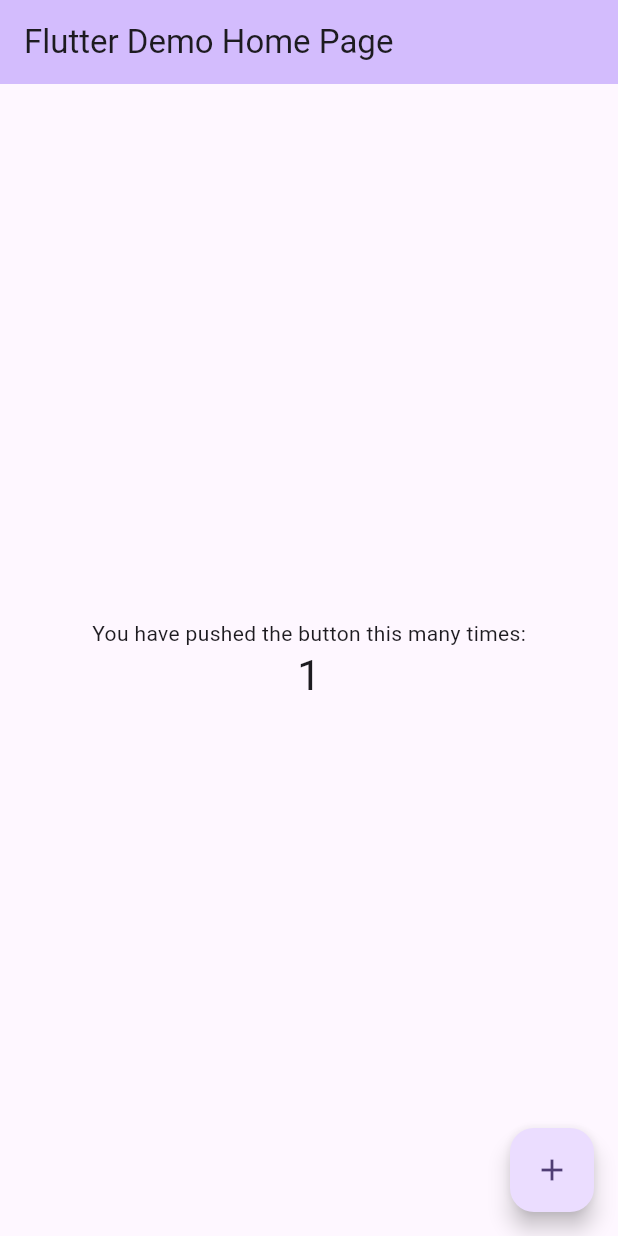
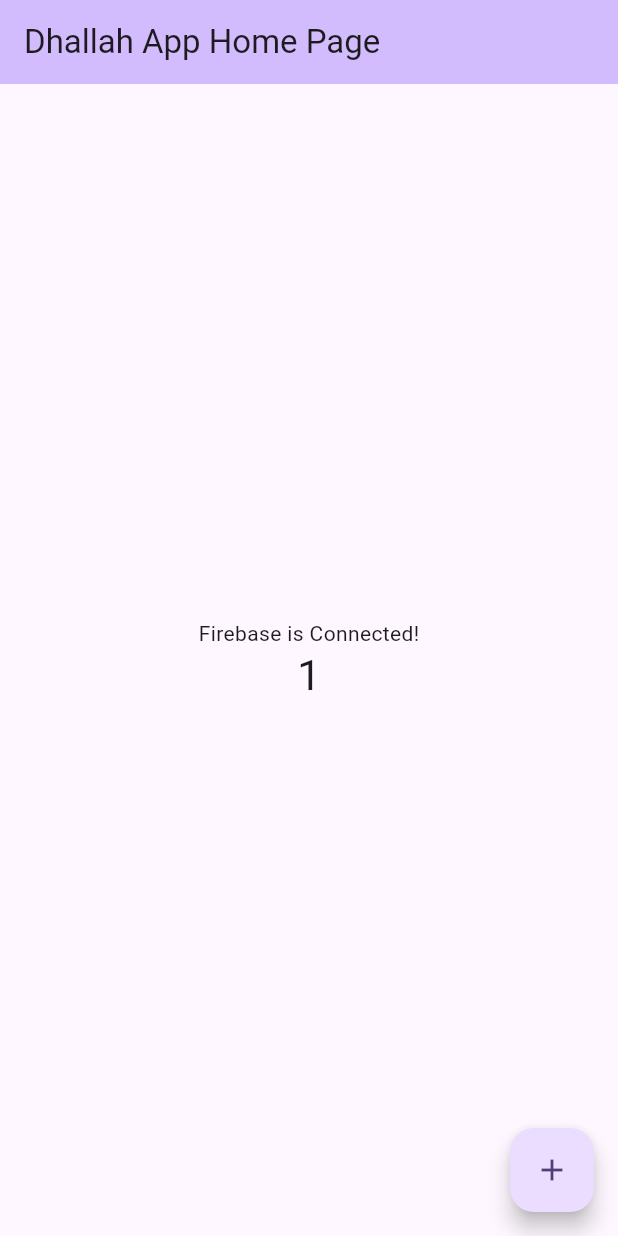
Before and after one commit to Ranr2003/Dhallah_App, a Flutter app: the screen it shows after launch, after a tap on the "add" icon, on a phone screen of 412 x 824 dp. Run offline on Flutter 3.47's test engine with Material 3 defaults, Android fonts, the phone set to English and light mode, and no system bars; our stand-ins replace firebase_core; accounts and stored records are empty; generated files the repository leaves out were written again.

Commit message:
firebase_init

```diff
--- a/lib/main.dart
+++ b/lib/main.dart
@@ -1,52 +1,33 @@
 import 'package:flutter/material.dart';
+import 'package:firebase_core/firebase_core.dart';
+import 'firebase_options.dart';
 
-void main() {
+void main() async {
+  WidgetsFlutterBinding.ensureInitialized();
+  await Firebase.initializeApp(
+    options: DefaultFirebaseOptions.currentPlatform,
+  );
   runApp(const MyApp());
 }
 
 class MyApp extends StatelessWidget {
   const MyApp({super.key});
 
-  // This widget is the root of your application.
   @override
   Widget build(BuildContext context) {
     return MaterialApp(
-      title: 'Flutter Demo',
+      title: 'Dhallah App',
       theme: ThemeData(
-        // This is the theme of your application.
-        //
-        // TRY THIS: Try running your application with "flutter run". You'll see
-        // the application has a purple toolbar. Then, without quitting the app,
-        // try changing the seedColor in the colorScheme below to Colors.green
-        // and then invoke "hot reload" (save your changes or press the "hot
-        // reload" button in a Flutter-supported IDE, or press "r" if you used
-        // the command line to start the app).
-        //
-        // Notice that the counter didn't reset back to zero; the application
-        // state is not lost during the reload. To reset the state, use hot
-        // restart instead.
-        //
-        // This works for code too, not just values: Most code changes can be
-        // tested with just a hot reload.
-        colorScheme: .fromSeed(seedColor: Colors.deepPurple),
+        colorScheme: ColorScheme.fromSeed(seedColor: Colors.deepPurple),
+        useMaterial3: true,
       ),
-      home: const MyHomePage(title: 'Flutter Demo Home Page'),
+      home: const MyHomePage(title: 'Dhallah App Home Page'),
     );
   }
 }
 
 class MyHomePage extends StatefulWidget {
   const MyHomePage({super.key, required this.title});
-
-  // This widget is the home page of your application. It is stateful, meaning
-  // that it has a State object (defined below) that contains fields that affect
-  // how it looks.
-
-  // This class is the configuration for the state. It holds the values (in this
-  // case the title) provided by the parent (in this case the App widget) and
-  // used by the build method of the State. Fields in a Widget subclass are
-  // always marked "final".
-
   final String title;
 
   @override
@@ -58,53 +39,22 @@ class _MyHomePageState extends State<MyHomePage> {
 
   void _incrementCounter() {
     setState(() {
-      // This call to setState tells the Flutter framework that something has
-      // changed in this State, which causes it to rerun the build method below
-      // so that the display can reflect the updated values. If we changed
-      // _counter without calling setState(), then the build method would not be
-      // called again, and so nothing would appear to happen.
       _counter++;
     });
   }
 
   @override
   Widget build(BuildContext context) {
-    // This method is rerun every time setState is called, for instance as done
-    // by the _incrementCounter method above.
-    //
-    // The Flutter framework has been optimized to make rerunning build methods
-    // fast, so that you can just rebuild anything that needs updating rather
-    // than having to individually change instances of widgets.
     return Scaffold(
       appBar: AppBar(
-        // TRY THIS: Try changing the color here to a specific color (to
-        // Colors.amber, perhaps?) and trigger a hot reload to see the AppBar
-        // change color while the other colors stay the same.
         backgroundColor: Theme.of(context).colorScheme.inversePrimary,
-        // Here we take the value from the MyHomePage object that was created by
-        // the App.build method, and use it to set our appbar title.
         title: Text(widget.title),
       ),
       body: Center(
-        // Center is a layout widget. It takes a single child and positions it
-        // in the middle of the parent.
         child: Column(
-          // Column is also a layout widget. It takes a list of children and
-          // arranges them vertically. By default, it sizes itself to fit its
-          // children horizontally, and tries to be as tall as its parent.
-          //
-          // Column has various properties to control how it sizes itself and
-          // how it positions its children. Here we use mainAxisAlignment to
-          // center the children vertically; the main axis here is the vertical
-          // axis because Columns are vertical (the cross axis would be
-          // horizontal).
-          //
-          // TRY THIS: Invoke "debug painting" (choose the "Toggle Debug Paint"
-          // action in the IDE, or press "p" in the console), to see the
-          // wireframe for each widget.
-          mainAxisAlignment: .center,
+          mainAxisAlignment: MainAxisAlignment.center,
           children: [
-            const Text('You have pushed the button this many times:'),
+            const Text('Firebase is Connected!'),
             Text(
               '$_counter',
               style: Theme.of(context).textTheme.headlineMedium,
--- a/pubspec.yaml
+++ b/pubspec.yaml
@@ -34,6 +34,7 @@ dependencies:
   # The following adds the Cupertino Icons font to your application.
   # Use with the CupertinoIcons class for iOS style icons.
   cupertino_icons: ^1.0.8
+  firebase_core: ^4.4.0
 
 dev_dependencies:
   flutter_test:
```
Also changed, not shown: pubspec.lock, 2 other files.
